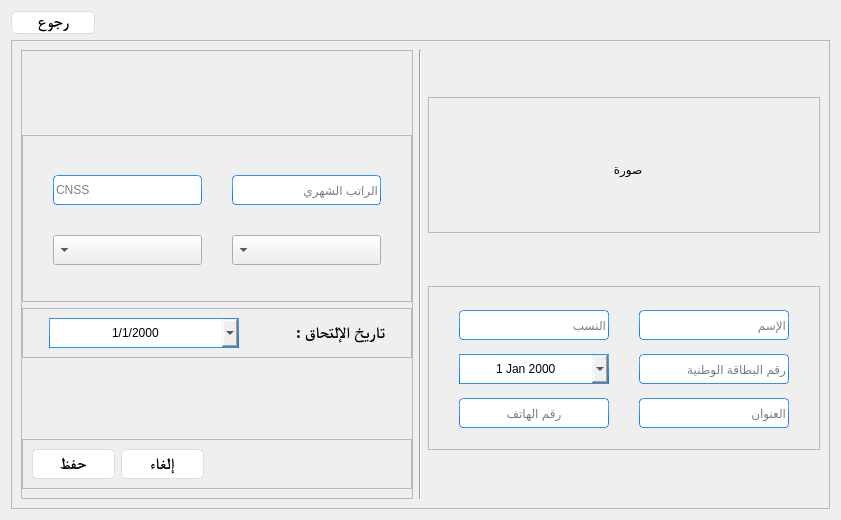
Before: the Qt Designer form ui/add.ui in YassineBaghdadi/Employees-manager, drawn with Qt 5.
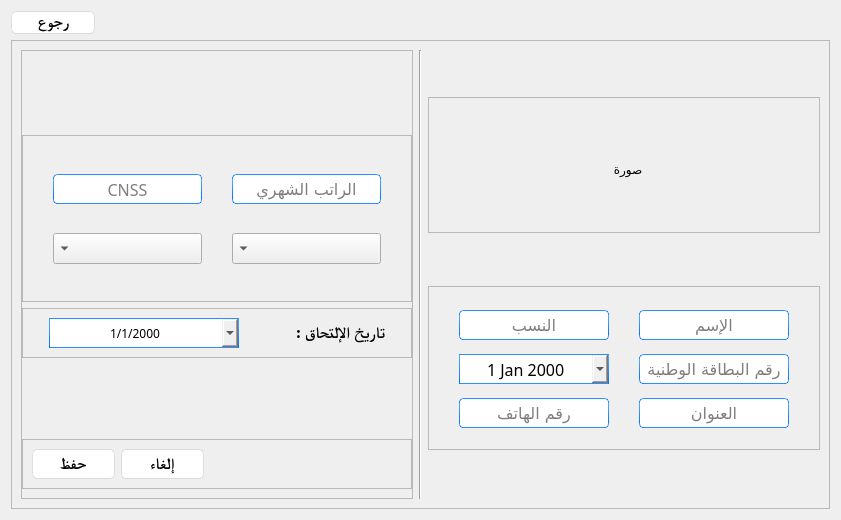
After: the same form once the commit is applied.

What changed in the file:
```diff
--- a/ui/add.ui
+++ b/ui/add.ui
@@ -695,6 +695,15 @@
                       <height>30</height>
                      </size>
                     </property>
+                    <property name="font">
+                     <font>
+                      <family>Arial Unicode MS</family>
+                      <pointsize>12</pointsize>
+                     </font>
+                    </property>
+                    <property name="alignment">
+                     <set>Qt::AlignCenter</set>
+                    </property>
                     <property name="dragEnabled">
                      <bool>true</bool>
                     </property>
@@ -711,6 +720,12 @@
                       <height>30</height>
                      </size>
                     </property>
+                    <property name="font">
+                     <font>
+                      <family>Arial Unicode MS</family>
+                      <pointsize>12</pointsize>
+                     </font>
+                    </property>
                     <property name="layoutDirection">
                      <enum>Qt::RightToLeft</enum>
                     </property>
@@ -724,6 +739,15 @@
                       <height>30</height>
                      </size>
                     </property>
+                    <property name="font">
+                     <font>
+                      <family>Arial Unicode MS</family>
+                      <pointsize>12</pointsize>
+                     </font>
+                    </property>
+                    <property name="alignment">
+                     <set>Qt::AlignCenter</set>
+                    </property>
                     <property name="dragEnabled">
                      <bool>true</bool>
                     </property>
@@ -740,6 +764,12 @@
                       <height>30</height>
                      </size>
                     </property>
+                    <property name="font">
+                     <font>
+                      <family>Arial Unicode MS</family>
+                      <pointsize>12</pointsize>
+                     </font>
+                    </property>
                     <property name="layoutDirection">
                      <enum>Qt::RightToLeft</enum>
                     </property>
@@ -779,6 +809,11 @@
                     <height>16777215</height>
                    </size>
                   </property>
+                  <property name="font">
+                   <font>
+                    <family>Arial Unicode MS</family>
+                   </font>
+                  </property>
                   <property name="wrapping">
                    <bool>true</bool>
                   </property>
@@ -1045,9 +1080,18 @@
                    <height>30</height>
                   </size>
                  </property>
+                 <property name="font">
+                  <font>
+                   <family>Arial Unicode MS</family>
+                   <pointsize>12</pointsize>
+                  </font>
+                 </property>
                  <property name="layoutDirection">
                   <enum>Qt::RightToLeft</enum>
                  </property>
+                 <property name="alignment">
+                  <set>Qt::AlignCenter</set>
+                 </property>
                  <property name="dragEnabled">
                   <bool>true</bool>
                  </property>
@@ -1064,11 +1108,17 @@
                    <height>30</height>
                   </size>
                  </property>
+                 <property name="font">
+                  <font>
+                   <family>Arial Unicode MS</family>
+                   <pointsize>12</pointsize>
+                  </font>
+                 </property>
                  <property name="layoutDirection">
                   <enum>Qt::RightToLeft</enum>
                  </property>
                  <property name="alignment">
-                  <set>Qt::AlignLeading|Qt::AlignLeft|Qt::AlignVCenter</set>
+                  <set>Qt::AlignCenter</set>
                  </property>
                  <property name="dragEnabled">
                   <bool>true</bool>
@@ -1092,9 +1142,20 @@
                    <height>30</height>
                   </size>
                  </property>
+                 <property name="font">
+                  <font>
+                   <family>Arial Unicode MS</family>
+                   <pointsize>12</pointsize>
+                   <weight>50</weight>
+                   <bold>false</bold>
+                  </font>
+                 </property>
                  <property name="layoutDirection">
                   <enum>Qt::RightToLeft</enum>
                  </property>
+                 <property name="alignment">
+                  <set>Qt::AlignCenter</set>
+                 </property>
                  <property name="dragEnabled">
                   <bool>true</bool>
                  </property>
@@ -1111,9 +1172,18 @@
                    <height>30</height>
                   </size>
                  </property>
+                 <property name="font">
+                  <font>
+                   <family>Arial Unicode MS</family>
+                   <pointsize>12</pointsize>
+                  </font>
+                 </property>
                  <property name="layoutDirection">
                   <enum>Qt::RightToLeft</enum>
                  </property>
+                 <property name="alignment">
+                  <set>Qt::AlignCenter</set>
+                 </property>
                  <property name="dragEnabled">
                   <bool>true</bool>
                  </property>
@@ -1130,6 +1200,12 @@
                    <height>30</height>
                   </size>
                  </property>
+                 <property name="font">
+                  <font>
+                   <family>Arial Unicode MS</family>
+                   <pointsize>12</pointsize>
+                  </font>
+                 </property>
                  <property name="alignment">
                   <set>Qt::AlignCenter</set>
                  </property>
@@ -1149,6 +1225,12 @@
                    <height>30</height>
                   </size>
                  </property>
+                 <property name="font">
+                  <font>
+                   <family>Arial Unicode MS</family>
+                   <pointsize>12</pointsize>
+                  </font>
+                 </property>
                  <property name="alignment">
                   <set>Qt::AlignCenter</set>
                  </property>
```
Left out of the diff: 16 changed lines with no effect on the pictures.
